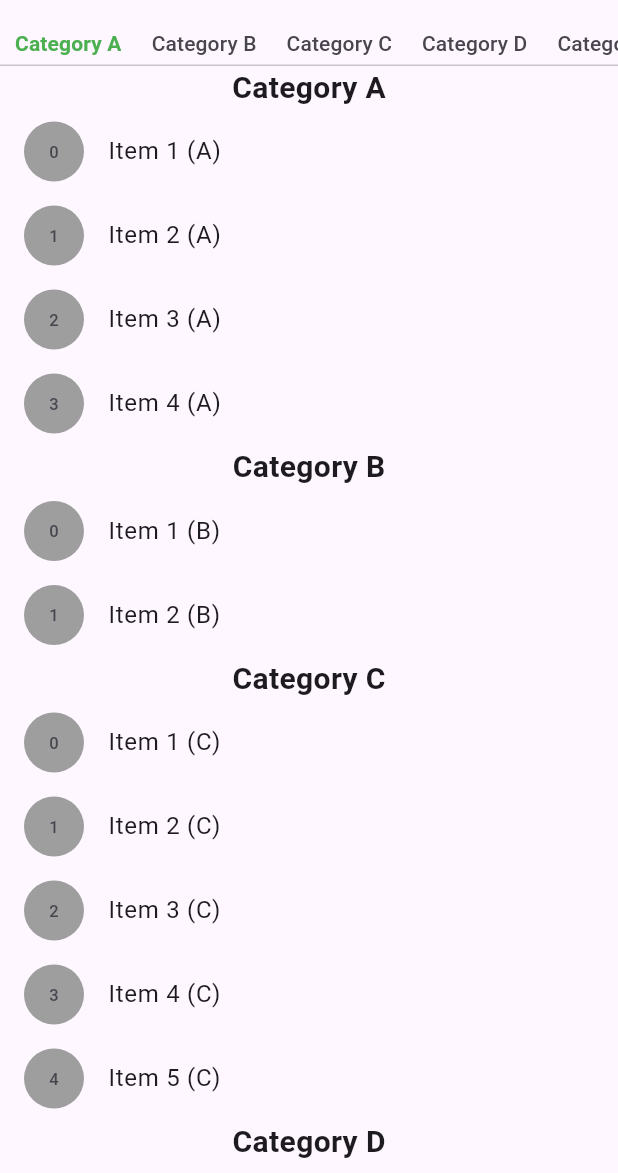
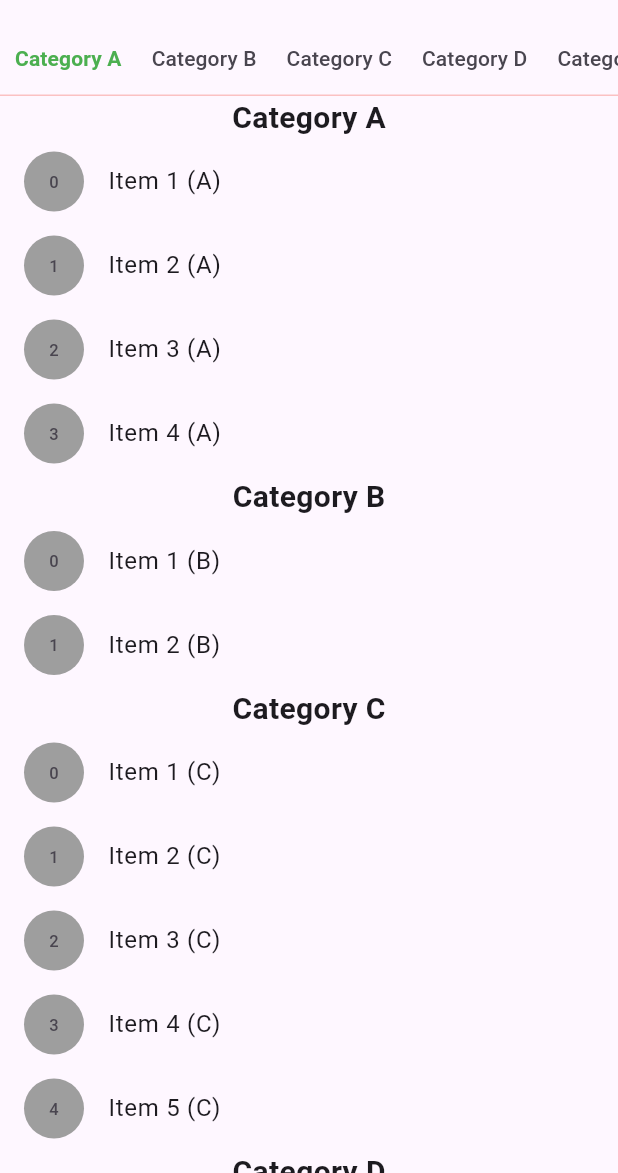
Before and after one commit to railson-ferreira/scrollable_list_tab_scroller, a Flutter app: the screen it shows after launch, on a phone screen of 412 x 824 dp, the part 63-1236 px from its top. Run offline on Flutter 3.47's test engine with Material 3 defaults, Android fonts, the phone set to English and light mode, and no system bars; drawn by our look-alikes of scrollable_positioned_list; missing offline and left inert: scrolls_to_top.

Commit message:
feat: Add a `.defaultComponents()` constructor to allow customization of default components

```diff
--- a/example/lib/main.dart
+++ b/example/lib/main.dart
@@ -101,7 +101,9 @@ class _MyHomePageState extends State<MyHomePage> {
       appBar: AppBar(
         title: Text(widget.title),
       ),
-      body: ScrollableListTabScroller(
+      body: ScrollableListTabScroller.defaultComponents(
+        headerContainerProps: HeaderContainerProps(height: 50),
+        tabBarProps: TabBarProps(dividerColor: Colors.red.withOpacity(0.3)),
         itemCount: data.length,
         earlyChangePositionOffset: 30,
         tabBuilder: (BuildContext context, int index, bool active) => Padding(
--- /dev/null
+++ b/lib/body_container_props.dart
@@ -0,0 +1,9 @@
+part of "scrollable_list_tab_scroller.dart";
+
+class BodyContainerProps {
+  final int flex;
+
+  const BodyContainerProps({
+    this.flex = 1,
+  });
+}
--- /dev/null
+++ b/lib/header_container_props.dart
@@ -0,0 +1,11 @@
+part of "scrollable_list_tab_scroller.dart";
+
+class HeaderContainerProps {
+  final double? width;
+  final double? height;
+
+  const HeaderContainerProps({
+    this.width,
+    this.height = 30,
+  });
+}
--- a/lib/scrollable_list_tab_scroller.dart
+++ b/lib/scrollable_list_tab_scroller.dart
@@ -1,9 +1,14 @@
 import 'dart:async';
 
+import 'package:flutter/gestures.dart';
 import 'package:flutter/material.dart';
 import 'package:scrollable_positioned_list/scrollable_positioned_list.dart';
 import 'package:scrolls_to_top/scrolls_to_top.dart';
 export 'package:scrollable_positioned_list/scrollable_positioned_list.dart';
+
+part "header_container_props.dart";
+part "tab_bar_props.dart";
+part "body_container_props.dart";
 
 typedef IndexedActiveStatusWidgetBuilder = Widget Function(
     BuildContext context, int index, bool active);
@@ -15,23 +20,13 @@ typedef BodyContainerBuilder = Widget Function(
     BuildContext context, Widget child);
 
 class ScrollableListTabScroller extends StatefulWidget {
-  final int itemCount;
-  final IndexedWidgetBuilder itemBuilder;
-  final IndexedActiveStatusWidgetBuilder tabBuilder;
-  final HeaderContainerBuilder? headerContainerBuilder;
-  final BodyContainerBuilder? bodyContainerBuilder;
-  final ItemScrollController? itemScrollController;
-  final ItemPositionsListener? itemPositionsListener;
-  final void Function(int tabIndex)? tabChanged;
-  final double earlyChangePositionOffset;
-  final Duration animationDuration;
-
   ScrollableListTabScroller({
     required this.itemCount,
     required this.itemBuilder,
     required this.tabBuilder,
     this.headerContainerBuilder,
-    @Deprecated("This code is unused and will be removed in the next release.")
+    @Deprecated(
+        "This code is unused and will be removed in the next release. Deprecated since >3.0.1")
     Widget Function(BuildContext context, Widget child)? headerWidgetBuilder,
     this.bodyContainerBuilder,
     this.itemScrollController,
@@ -53,9 +48,53 @@ class ScrollableListTabScroller extends StatefulWidget {
     this.minCacheExtent,
     this.scrollOffsetController,
     this.scrollOffsetListener,
-    this.tabHeight,
-    this.tabAlignment = TabAlignment.start,
-  });
+    @Deprecated(
+        "Use 'ScrollableListTabScroller.defaultComponents(tabBarProps: )' instead. Deprecated since >3.0.1")
+    TabAlignment? tabAlignment = TabAlignment.start,
+  })  : tabBarProps = TabBarProps(tabAlignment: tabAlignment),
+        headerContainerProps = HeaderContainerProps();
+
+  const ScrollableListTabScroller.defaultComponents({
+    this.headerContainerProps = const HeaderContainerProps(),
+    this.tabBarProps = const TabBarProps(),
+    required this.itemCount,
+    required this.itemBuilder,
+    required this.tabBuilder,
+    this.bodyContainerBuilder,
+    this.itemScrollController,
+    this.itemPositionsListener,
+    this.tabChanged,
+    this.earlyChangePositionOffset = 0,
+    this.animationDuration = const Duration(milliseconds: 300),
+    this.shrinkWrap = false,
+    this.initialScrollIndex = 0,
+    this.initialAlignment = 0,
+    this.scrollDirection = Axis.vertical,
+    this.reverse = false,
+    this.physics,
+    this.semanticChildCount,
+    this.padding,
+    this.addSemanticIndexes = true,
+    this.addAutomaticKeepAlives = true,
+    this.addRepaintBoundaries = true,
+    this.minCacheExtent,
+    this.scrollOffsetController,
+    this.scrollOffsetListener,
+  }) : headerContainerBuilder = null;
+
+  final int itemCount;
+  final IndexedWidgetBuilder itemBuilder;
+  final IndexedActiveStatusWidgetBuilder tabBuilder;
+  final HeaderContainerBuilder? headerContainerBuilder;
+  final BodyContainerBuilder? bodyContainerBuilder;
+  final ItemScrollController? itemScrollController;
+  final ItemPositionsListener? itemPositionsListener;
+  final void Function(int tabIndex)? tabChanged;
+  final double earlyChangePositionOffset;
+  final Duration animationDuration;
+
+  final HeaderContainerProps headerContainerProps;
+  final TabBarProps tabBarProps;
 
   final ScrollOffsetController? scrollOffsetController;
 
@@ -129,12 +168,6 @@ class ScrollableListTabScroller extends StatefulWidget {
   /// in builds of widgets that would otherwise already be built in the
   /// cache extent.
   final double? minCacheExtent;
-
-  ///TabBar height
-  ///Defaults to 30.
-  final double? tabHeight;
-
-  final TabAlignment? tabAlignment;
 
   @override
   ScrollableListTabScrollerState createState() =>
@@ -236,7 +269,8 @@ class ScrollableListTabScrollerState extends State<ScrollableListTabScroller> {
       {required BuildContext context, required Widget child}) {
     return widget.headerContainerBuilder?.call(context, child) ??
         SizedBox(
-          height: widget.tabHeight ?? 30,
+          width: widget.headerContainerProps.width,
+          height: widget.headerContainerProps.height,
           child: child,
         );
   }
@@ -267,7 +301,7 @@ class ScrollableListTabScrollerState extends State<ScrollableListTabScroller> {
             //TODO: implement callback to handle tab click ,
             selectedTabIndex: _selectedTabIndex,
             tabBuilder: widget.tabBuilder,
-            tabAlignment: widget.tabAlignment,
+            tabBarProps: widget.tabBarProps,
           ),
         ),
         buildCustomBodyContainerOrDefault(
@@ -323,7 +357,7 @@ class DefaultHeaderWidget extends StatefulWidget {
   final IndexedActiveStatusWidgetBuilder tabBuilder;
   final IndexedVoidCallback onTapTab;
   final int itemCount;
-  final TabAlignment? tabAlignment;
+  final TabBarProps tabBarProps;
 
   DefaultHeaderWidget({
     Key? key,
@@ -331,8 +365,15 @@ class DefaultHeaderWidget extends StatefulWidget {
     required this.tabBuilder,
     required this.onTapTab,
     required this.itemCount,
-    this.tabAlignment,
-  }) : super(key: key);
+    @Deprecated("Use 'tabBarProps' instead. Deprecated since >3.0.1")
+    TabAlignment? tabAlignment,
+    TabBarProps? tabBarProps,
+  })  : assert(tabAlignment == null || tabBarProps == null,
+            "Must use only 'tabBarProps'"),
+        tabBarProps = tabAlignment != null
+            ? TabBarProps(tabAlignment: tabAlignment)
+            : tabBarProps ?? const TabBarProps(),
+        super(key: key);
 
   @override
   State<DefaultHeaderWidget> createState() => _DefaultHeaderWidgetState();
@@ -390,17 +431,35 @@ class _DefaultHeaderWidgetState extends State<DefaultHeaderWidget>
         highlightColor: Colors.transparent,
       ),
       child: TabBar(
-        tabAlignment: widget.tabAlignment,
+        controller: _tabController,
         onTap: _onTapTab,
-        indicator: BoxDecoration(),
-        indicatorWeight: 0,
-        labelPadding: EdgeInsets.zero,
-        automaticIndicatorColorAdjustment: false,
-        overlayColor: WidgetStateProperty.all(Colors.transparent),
-        labelColor: defaultTextStyle.style.color,
-        isScrollable: true,
-        controller: _tabController,
         tabs: tabList,
+        isScrollable: widget.tabBarProps.isScrollable,
+        padding: widget.tabBarProps.padding,
+        indicatorColor: widget.tabBarProps.indicatorColor,
+        automaticIndicatorColorAdjustment:
+            widget.tabBarProps.automaticIndicatorColorAdjustment,
+        indicatorWeight: widget.tabBarProps.indicatorWeight,
+        indicatorPadding: widget.tabBarProps.indicatorPadding,
+        indicator: widget.tabBarProps.indicator,
+        indicatorSize: widget.tabBarProps.indicatorSize,
+        dividerColor: widget.tabBarProps.dividerColor,
+        dividerHeight: widget.tabBarProps.dividerHeight,
+        labelColor: widget.tabBarProps.labelColor is _DefaultTextStyleColor
+            ? defaultTextStyle.style.color
+            : widget.tabBarProps.labelColor,
+        labelStyle: widget.tabBarProps.labelStyle,
+        labelPadding: widget.tabBarProps.labelPadding,
+        unselectedLabelColor: widget.tabBarProps.unselectedLabelColor,
+        unselectedLabelStyle: widget.tabBarProps.unselectedLabelStyle,
+        dragStartBehavior: widget.tabBarProps.dragStartBehavior,
+        overlayColor: widget.tabBarProps.overlayColor,
+        mouseCursor: widget.tabBarProps.mouseCursor,
+        enableFeedback: widget.tabBarProps.enableFeedback,
+        physics: widget.tabBarProps.physics,
+        splashFactory: widget.tabBarProps.splashFactory,
+        splashBorderRadius: widget.tabBarProps.splashBorderRadius,
+        tabAlignment: widget.tabBarProps.tabAlignment,
       ),
     );
   }
--- /dev/null
+++ b/lib/tab_bar_props.dart
@@ -0,0 +1,82 @@
+part of "scrollable_list_tab_scroller.dart";
+
+class TabBarProps {
+  final bool isScrollable;
+
+  final EdgeInsetsGeometry? padding;
+
+  final Color? indicatorColor;
+
+  final bool automaticIndicatorColorAdjustment;
+
+  final double indicatorWeight;
+
+  final EdgeInsetsGeometry indicatorPadding;
+
+  final Decoration? indicator;
+
+  final TabBarIndicatorSize? indicatorSize;
+
+  final Color? dividerColor;
+
+  final double? dividerHeight;
+
+  final Color? labelColor;
+
+  final TextStyle? labelStyle;
+
+  final EdgeInsetsGeometry? labelPadding;
+
+  final Color? unselectedLabelColor;
+
+  final TextStyle? unselectedLabelStyle;
+
+  final DragStartBehavior dragStartBehavior;
+
+  final WidgetStateProperty<Color?>? overlayColor;
+
+  final MouseCursor? mouseCursor;
+
+  final bool? enableFeedback;
+
+  final ScrollPhysics? physics;
+
+  final InteractiveInkFeatureFactory? splashFactory;
+
+  final BorderRadius? splashBorderRadius;
+
+  final TabAlignment? tabAlignment;
+
+  const TabBarProps({
+    this.isScrollable = true,
+    this.padding,
+    this.indicatorColor,
+    this.automaticIndicatorColorAdjustment = false,
+    this.indicatorWeight = 0,
+    this.indicatorPadding = EdgeInsets.zero,
+    this.indicator = const BoxDecoration(),
+    this.indicatorSize,
+    this.dividerColor,
+    this.dividerHeight,
+    this.labelColor = const _DefaultTextStyleColor(),
+    this.labelStyle,
+    this.labelPadding = EdgeInsets.zero,
+    this.unselectedLabelColor,
+    this.unselectedLabelStyle,
+    this.dragStartBehavior = DragStartBehavior.start,
+    this.overlayColor = const WidgetStatePropertyAll(Colors.transparent),
+    this.mouseCursor,
+    this.enableFeedback,
+    this.physics,
+    this.splashFactory,
+    this.splashBorderRadius,
+    this.tabAlignment = TabAlignment.start,
+  });
+}
+
+class _DefaultTextStyleColor extends Color {
+  const _DefaultTextStyleColor()
+      :
+        // This color is ignored and replaced in runtime
+        super(0);
+}
```
Also changed, not shown: 1 other file.
